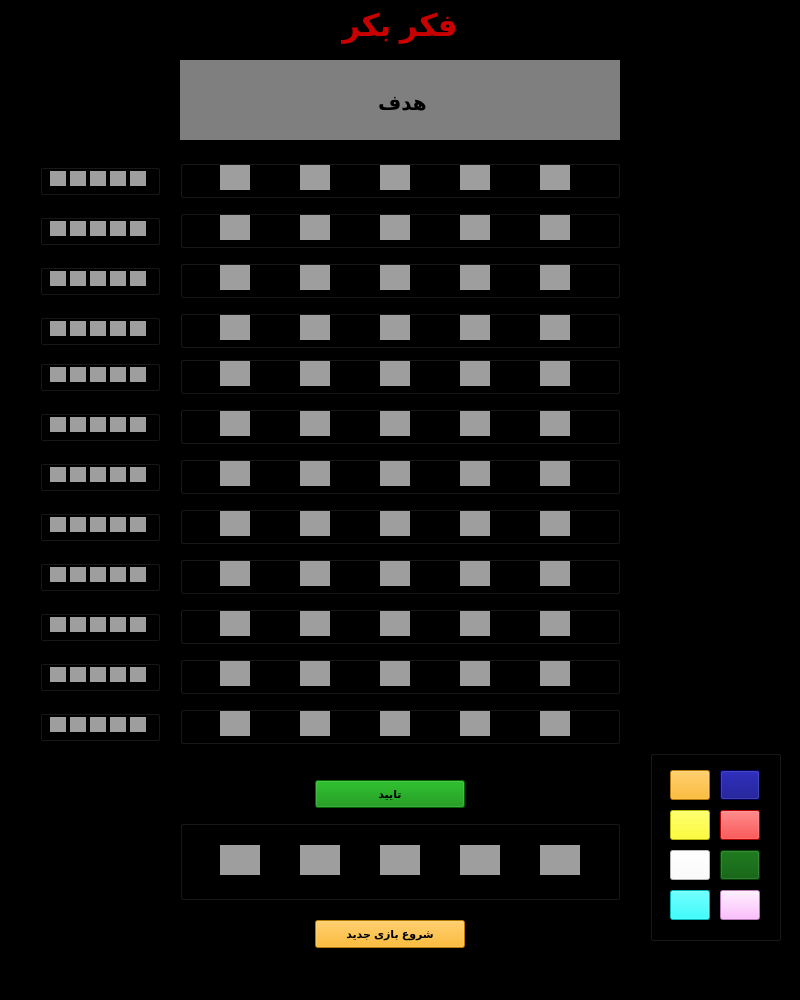
Old version of the form main.ui in the repository SaraHeidariii/AP_Project_GP4.
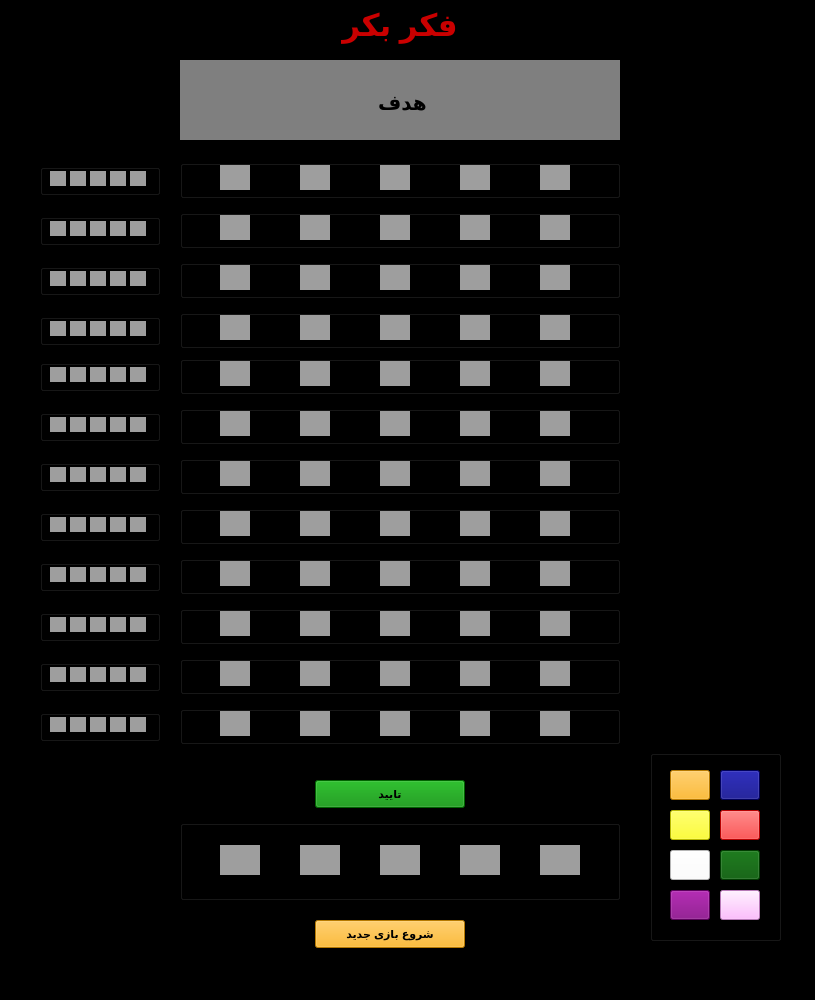
New version of the form.

Commit message: few changes in color & size

The edit to the form file:
```diff
--- a/main.ui
+++ b/main.ui
@@ -6,7 +6,7 @@
    <rect>
     <x>0</x>
     <y>0</y>
-    <width>800</width>
+    <width>815</width>
     <height>1000</height>
    </rect>
   </property>
@@ -2599,7 +2599,7 @@
       </rect>
      </property>
      <property name="styleSheet">
-      <string notr="true">background-color: rgb(0, 255, 255);</string>
+      <string notr="true">background-color: rgb(128, 0, 128);</string>
      </property>
      <property name="text">
       <string/>
```
Left out of the diff: 6 changed lines with no effect on the pictures. The commit also changes 1 other file.
